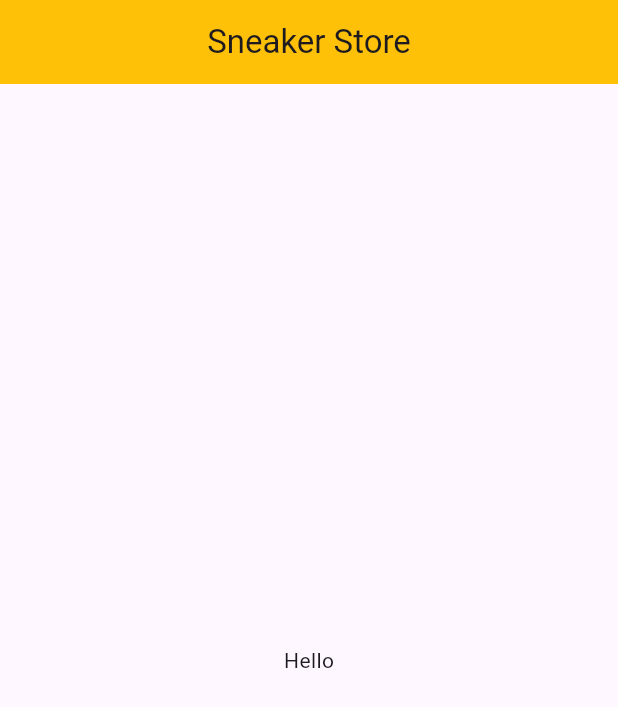
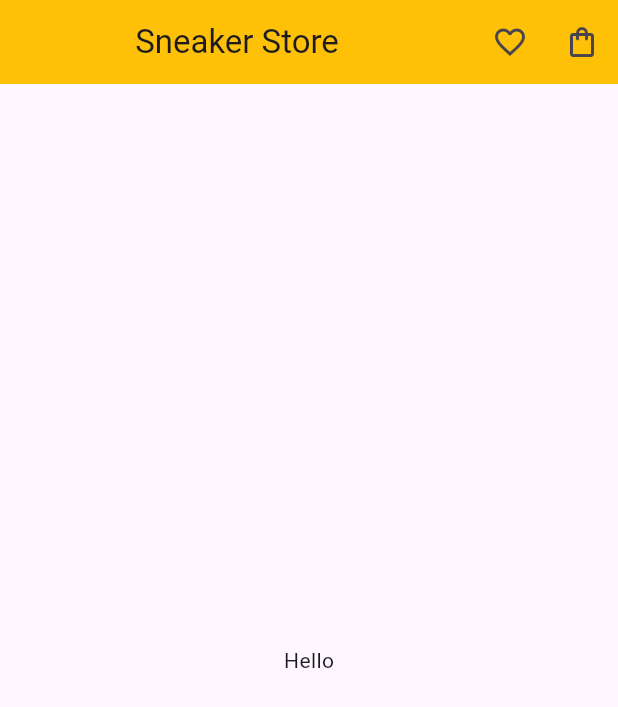
Before and after one commit to farizfarooqui/Flutter-Sneaker-Store-Application, a Flutter app: the screen it shows after launch, on a phone screen of 412 x 824 dp. Shown: the top 707 px of the screen. Run offline on Flutter 3.47's test engine with Material 3 defaults, Android fonts, the phone set to English and light mode, and no system bars; our stand-ins replace bloc, flutter_bloc; missing offline and left inert: dart:js.

Commit message:
Home page

```diff
--- /dev/null
+++ b/lib/BLOC/FaouriteBloc/bloc/favourite_event.dart
@@ -0,0 +1,4 @@
+part of 'favourite_bloc.dart';
+
+@immutable
+sealed class FavouriteEvent {}
--- /dev/null
+++ b/lib/BLOC/FaouriteBloc/bloc/favourite_state.dart
@@ -0,0 +1,6 @@
+part of 'favourite_bloc.dart';
+
+@immutable
+sealed class FavouriteState {}
+
+final class FavouriteInitial extends FavouriteState {}
--- a/lib/BLOC/HomeBloc/bloc/home_bloc.dart
+++ b/lib/BLOC/HomeBloc/bloc/home_bloc.dart
@@ -1,4 +1,8 @@
+import 'dart:async';
+import 'dart:js';
+
 import 'package:bloc/bloc.dart';
+import 'package:flutter/material.dart';
 import 'package:meta/meta.dart';
 
 part 'home_event.dart';
@@ -6,8 +10,19 @@ part 'home_state.dart';
 
 class HomeBloc extends Bloc<HomeEvent, HomeState> {
   HomeBloc() : super(HomeInitial()) {
-    on<HomeEvent>((event, emit) {
-      // TODO: implement event handler
-    });
+    on<NavigateToFavListEvent>(navigateToFavListEvent);
+    on<NavigateToCartListEvent>(navigateToCartListEvent);
+  }
+
+  FutureOr<void> navigateToFavListEvent(
+      NavigateToFavListEvent event, Emitter<HomeState> emit) {
+    print("FavList");
+    emit(FavPageNavigateActionState());
+  }
+
+  FutureOr<void> navigateToCartListEvent(
+      NavigateToCartListEvent event, Emitter<HomeState> emit) {
+    print('CartList');
+    emit(CartPageNavigateActionState());
   }
 }
--- a/lib/BLOC/HomeBloc/bloc/home_event.dart
+++ b/lib/BLOC/HomeBloc/bloc/home_event.dart
@@ -7,6 +7,6 @@ class AddToFavEvent extends HomeEvent {}
 
 class AddToCartEvent extends HomeEvent {}
 
-class NavigateToFavList extends HomeEvent {}
+class NavigateToFavListEvent extends HomeEvent {}
 
-class NavigateToCartList extends HomeEvent {}
+class NavigateToCartListEvent extends HomeEvent {}
--- a/lib/BLOC/HomeBloc/bloc/home_state.dart
+++ b/lib/BLOC/HomeBloc/bloc/home_state.dart
@@ -1,6 +1,18 @@
 part of 'home_bloc.dart';
 
 @immutable
-sealed class HomeState {}
+abstract class HomeState {}
+
+abstract class HomeActionState extends HomeState {}
 
 final class HomeInitial extends HomeState {}
+
+class HomeLoadingState extends HomeActionState {}
+
+class HomeSuccessState extends HomeState {}
+
+class HomeErrorState extends HomeState {}
+
+class FavPageNavigateActionState extends HomeActionState {}
+
+class CartPageNavigateActionState extends HomeActionState {}
--- a/lib/UI/home_screen.dart
+++ b/lib/UI/home_screen.dart
@@ -1,7 +1,11 @@
 import 'package:flutter/material.dart';
+import 'package:flutter_bloc/flutter_bloc.dart';
+import 'package:sneaker_shop/BLOC/HomeBloc/bloc/home_bloc.dart';
+import 'package:sneaker_shop/UI/card_screen.dart';
+import 'package:sneaker_shop/UI/favourite_screen.dart';
 
 class HomeScreen extends StatefulWidget {
-  const HomeScreen({super.key});
+  const HomeScreen({Key? key}) : super(key: key);
 
   @override
   State<HomeScreen> createState() => _HomeScreenState();
@@ -10,14 +14,46 @@ class HomeScreen extends StatefulWidget {
 class _HomeScreenState extends State<HomeScreen> {
   @override
   Widget build(BuildContext context) {
+    return BlocConsumer<HomeBloc, HomeState>(
+      listenWhen: (previous, current) => current is HomeActionState,
+      buildWhen: (previous, current) => current is! HomeActionState,
+      listener: (context, state) {
+        if (state is FavPageNavigateActionState) {
+          Navigator.push(context,
+              MaterialPageRoute(builder: (_) => const FavouriteScreen()));
+        }
+        if (state is CartPageNavigateActionState) {
+          Navigator.push(
+              context, MaterialPageRoute(builder: (_) => const CardScreen()));
+        }
+      },
+      builder: (context, state) {
+        final homeBloc = BlocProvider.of<HomeBloc>(context);
+
         return Scaffold(
           appBar: AppBar(
             backgroundColor: Colors.amber,
             title: const Center(child: Text("Sneaker Store")),
+            actions: [
+              IconButton(
+                onPressed: () {
+                  homeBloc.add(NavigateToFavListEvent());
+                },
+                icon: const Icon(Icons.favorite_border),
+              ),
+              IconButton(
+                onPressed: () {
+                  homeBloc.add(NavigateToCartListEvent());
+                },
+                icon: const Icon(Icons.shopping_bag_outlined),
+              ),
+            ],
           ),
           body: const Center(
             child: Text('Hello'),
           ),
         );
+      },
+    );
   }
 }
--- a/lib/main.dart
+++ b/lib/main.dart
@@ -1,4 +1,6 @@
 import 'package:flutter/material.dart';
+import 'package:flutter_bloc/flutter_bloc.dart';
+import 'package:sneaker_shop/BLOC/HomeBloc/bloc/home_bloc.dart';
 import 'package:sneaker_shop/UI/home_screen.dart';
 
 void main() {
@@ -10,7 +12,13 @@ class MyApp extends StatelessWidget {
 
   @override
   Widget build(BuildContext context) {
-    return MaterialApp(
+    return MultiBlocProvider(
+      providers: [
+        BlocProvider<HomeBloc>(
+          create: (_) => HomeBloc(),
+        ),
+      ],
+      child: MaterialApp(
         debugShowCheckedModeBanner: false,
         title: 'Flutter Demo',
         theme: ThemeData(
@@ -18,6 +26,7 @@ class MyApp extends StatelessWidget {
           useMaterial3: true,
         ),
         home: const HomeScreen(),
+      ),
     );
   }
 }
```
Also changed, not shown: lib/BLOC/FaouriteBloc/bloc/favourite_bloc.dart (added, +13 -0 lines). Lines whose indentation alone changed are shown as unchanged.
